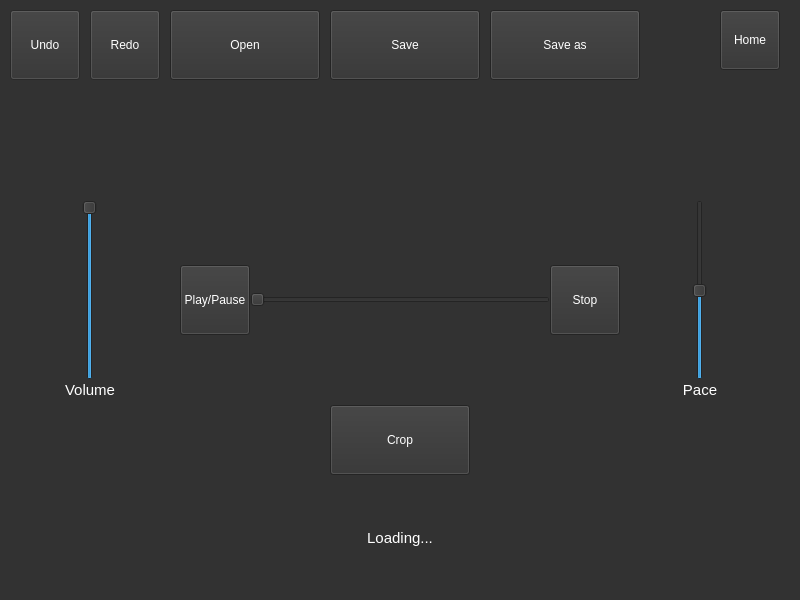
DaryaSanina/media-editor, file designs/audio_editor_window.ui: the form before one commit.
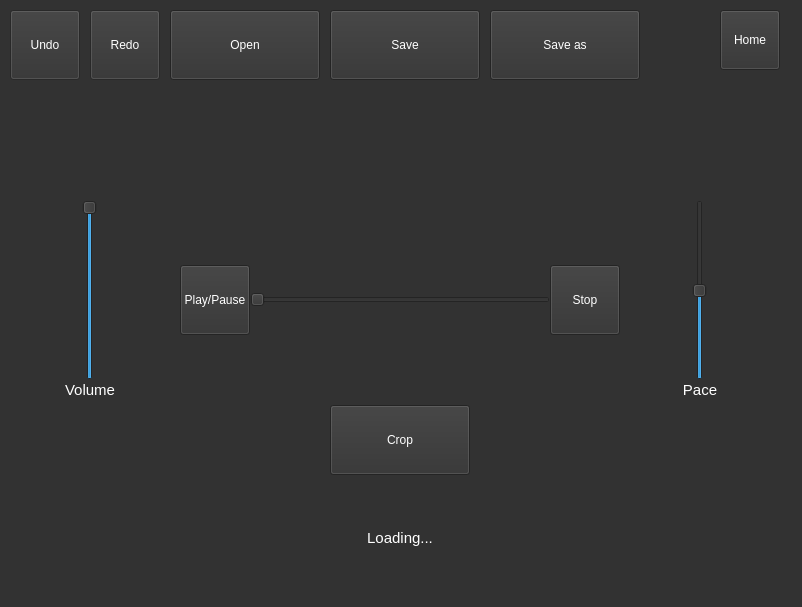
The form after the commit. Icons and pictures are not drawn.

Commit message: Added a project history window with a database of previously opened files' names

What changed in the file:
```diff
--- a/designs/audio_editor_window.ui
+++ b/designs/audio_editor_window.ui
@@ -6,8 +6,8 @@
    <rect>
     <x>0</x>
     <y>0</y>
-    <width>800</width>
-    <height>600</height>
+    <width>802</width>
+    <height>607</height>
    </rect>
   </property>
   <property name="windowTitle">
```
Left out of the diff: 2 changed lines with no effect on the pictures. The commit also changes 3 other files.
